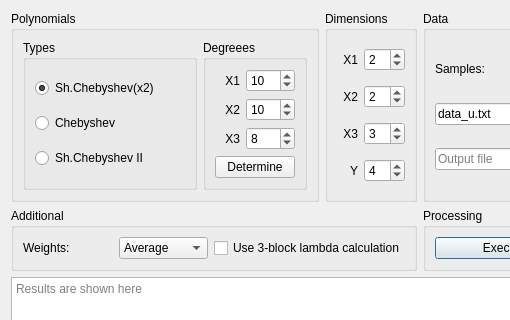
The window that lab_3/main_window.ui (fatvlady/sys-an-labs) describes before a commit, drawn with Qt 5; both pictures show x 0 to 510 and y 0 to 320 of the 742 by 600 pixel window.
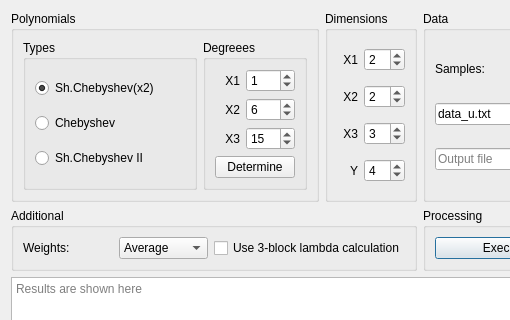
The same window after the commit.

Patch:
```diff
--- a/lab_3/main_window.ui
+++ b/lab_3/main_window.ui
@@ -113,7 +113,7 @@
          <item row="2" column="1">
           <widget class="QSpinBox" name="x3_deg">
            <property name="value">
-            <number>8</number>
+            <number>15</number>
            </property>
           </widget>
          </item>
@@ -130,7 +130,7 @@
          <item row="1" column="1">
           <widget class="QSpinBox" name="x2_deg">
            <property name="value">
-            <number>10</number>
+            <number>6</number>
            </property>
           </widget>
          </item>
@@ -147,7 +147,7 @@
          <item row="0" column="1">
           <widget class="QSpinBox" name="x1_deg">
            <property name="value">
-            <number>10</number>
+            <number>1</number>
            </property>
           </widget>
          </item>
```
